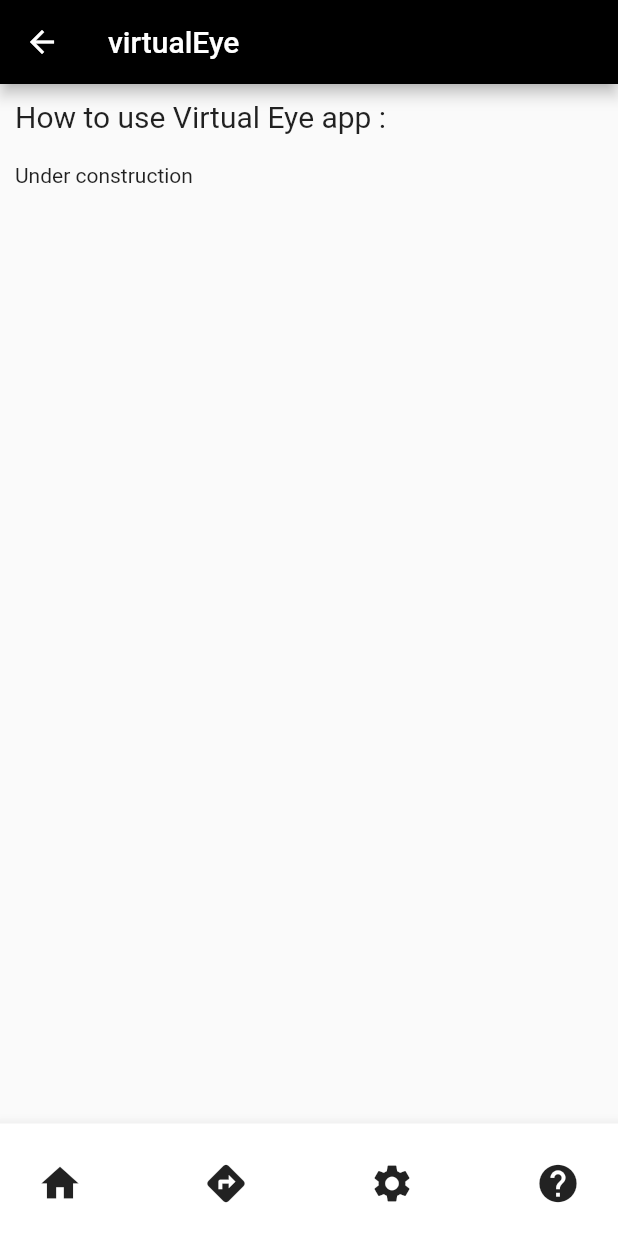
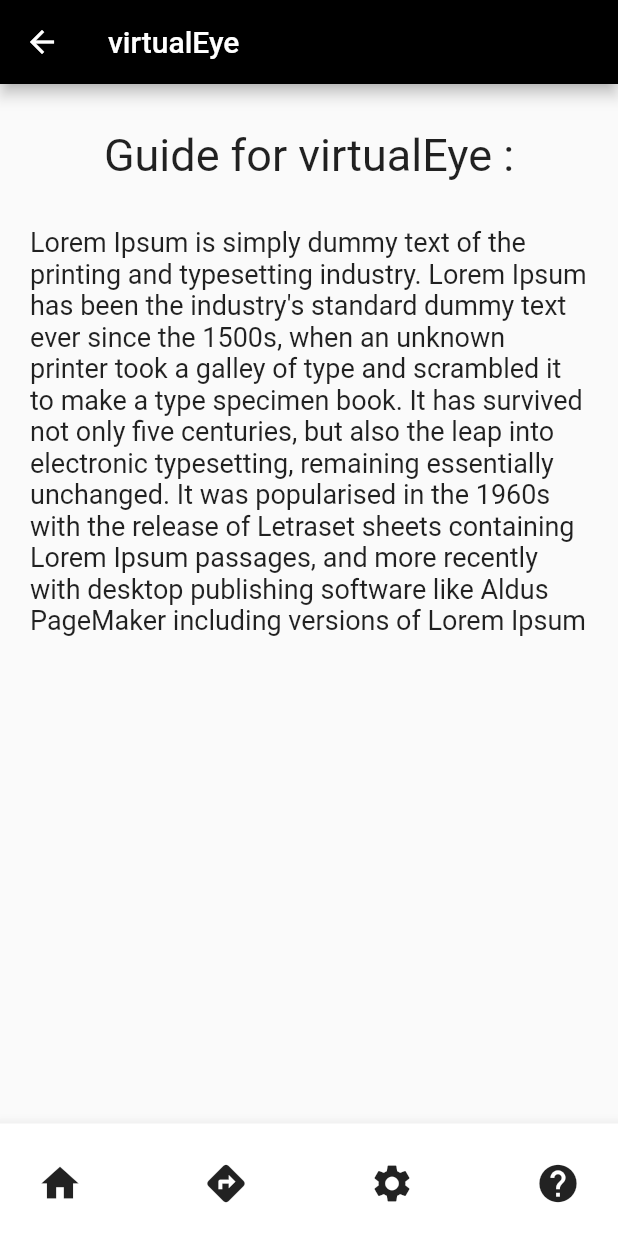
Before and after one commit to ingeniousambivert/virtualEye, a Flutter app: the About screen opened directly, on a phone screen of 412 x 824 dp. Run offline on Flutter 3.47's test engine with Material 2 defaults, Android fonts, the phone set to English and light mode, and no system bars; our stand-ins replace flutter_bluetooth_serial, geolocator, google_maps_flutter.

Commit message:
Updated resource data

```diff
--- a/lib/screens/about.dart
+++ b/lib/screens/about.dart
@@ -19,11 +19,18 @@
           child: Column(
             crossAxisAlignment: CrossAxisAlignment.start,
             children: <Widget>[
-              Text("How to use Virtual Eye app :",style: TextStyle(fontSize: 20.0),),
+              Center(child: Padding(
+                padding: const EdgeInsets.all(20.0),
+                child: Text("Guide for virtualEye :",style: TextStyle(fontSize: 30.0),),
+              )),
 
-              Container(
-                padding: EdgeInsets.only(top: 20.0),
-                child: Text("Under construction"),
+              Expanded(
+                child: Container(
+                  child: Padding(
+                    padding: const EdgeInsets.all(10.0),
+                    child: Text("Lorem Ipsum is simply dummy text of the printing and typesetting industry. Lorem Ipsum has been the industry's standard dummy text ever since the 1500s, when an unknown printer took a galley of type and scrambled it to make a type specimen book. It has survived not only five centuries, but also the leap into electronic typesetting, remaining essentially unchanged. It was popularised in the 1960s with the release of Letraset sheets containing Lorem Ipsum passages, and more recently with desktop publishing software like Aldus PageMaker including versions of Lorem Ipsum",style: TextStyle(fontSize: 18.0),),
+                  ),
+                ),
               ),
 
             ],
```
Also changed, not shown: lib/screens/home.dart (+9 -6 lines).
